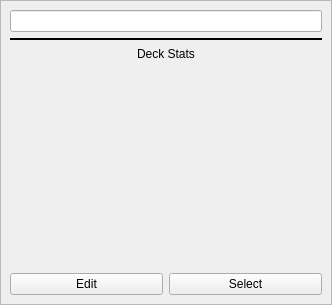
Old version of the form mainMenu/decks/deck.ui in the repository Szybet/sanki.
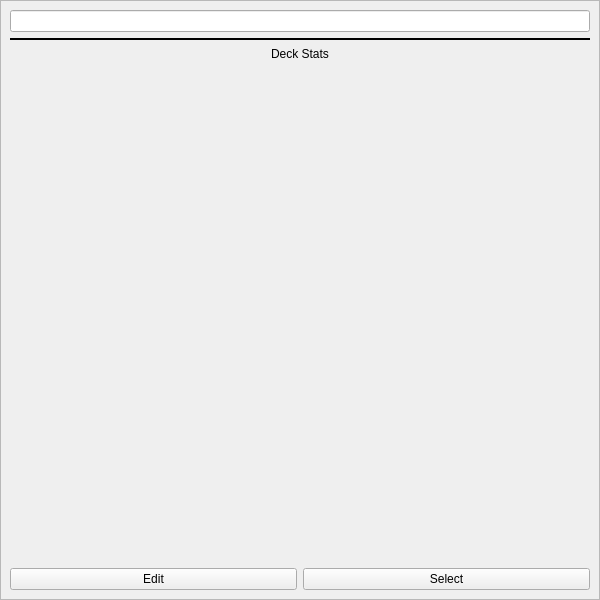
New version of the form.

Diff of the .ui file:
```diff
--- a/mainMenu/decks/deck.ui
+++ b/mainMenu/decks/deck.ui
@@ -9,8 +9,8 @@
    <rect>
     <x>0</x>
     <y>0</y>
-    <width>332</width>
-    <height>305</height>
+    <width>600</width>
+    <height>600</height>
    </rect>
   </property>
   <property name="sizePolicy">
@@ -27,7 +27,7 @@
     <number>0</number>
    </property>
    <property name="sizeConstraint">
-    <enum>QLayout::SetMaximumSize</enum>
+    <enum>QLayout::SetDefaultConstraint</enum>
    </property>
    <property name="leftMargin">
     <number>0</number>
```
